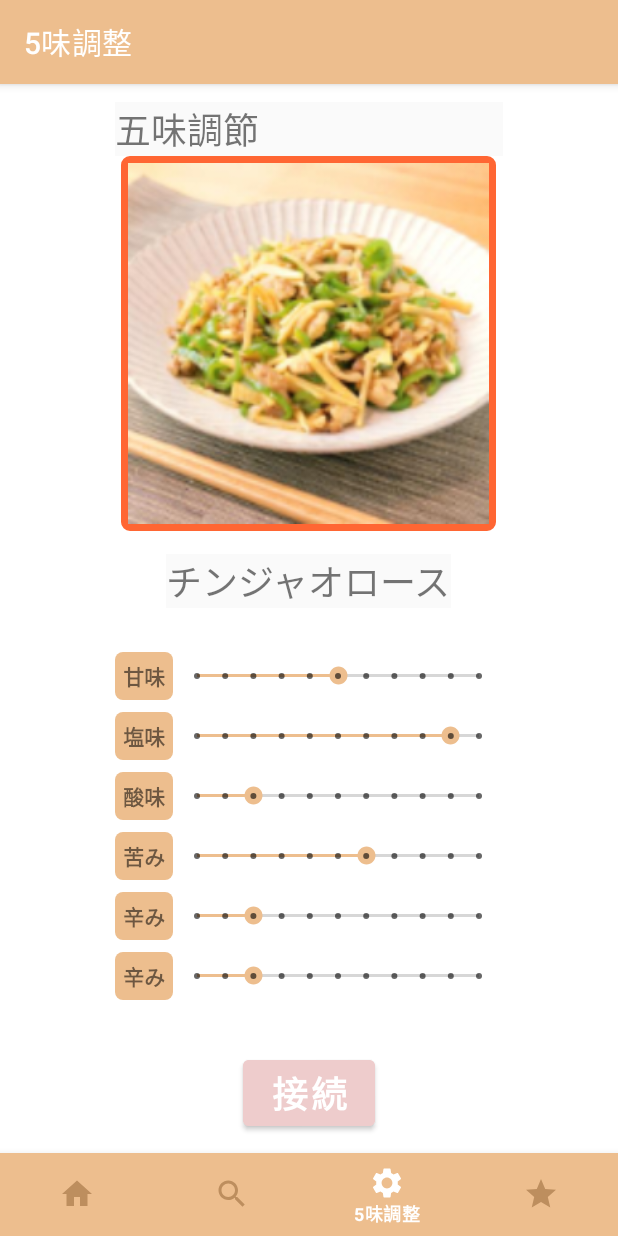
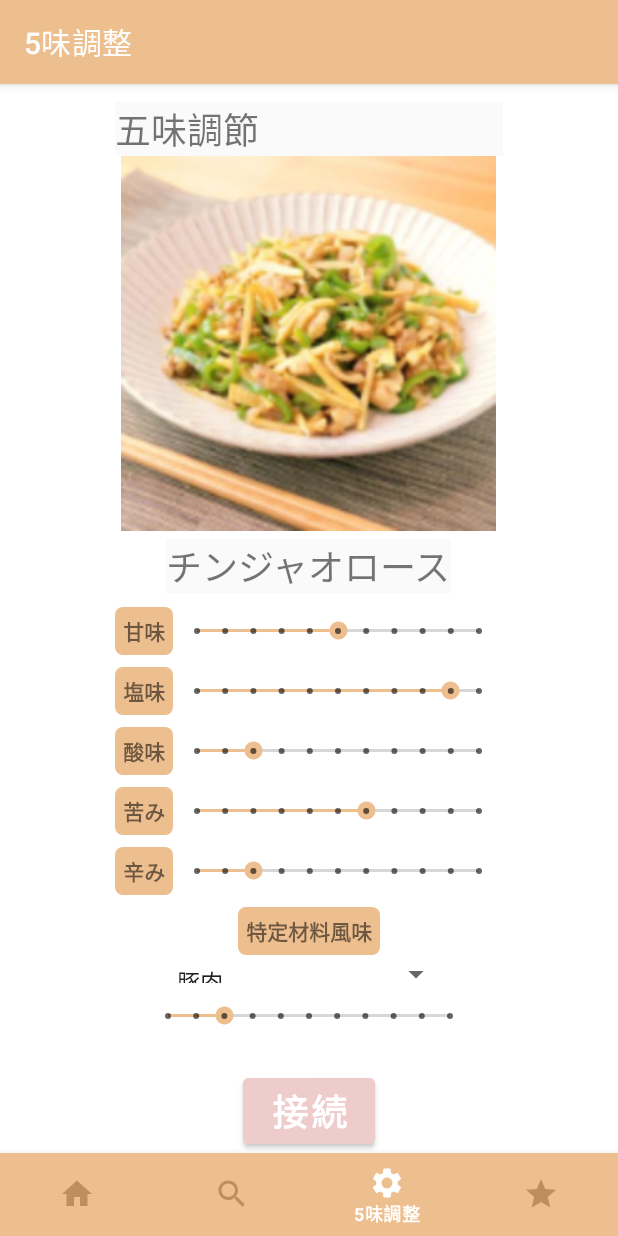
Before and after one commit to keihayashibe3/th225ajisaji, an Android app: the SettingFragment screen opened through its navigation route, on a phone screen of 412 x 824 dp. Run offline under Robolectric (Android 15) with nearby library versions, the phone set to English and light mode, and no system bars; our stand-ins replace navigation-ui.

Commit message:
Setting画面に特定素材風味バー追加、プルダウン作成

```diff
--- a/app/src/main/res/layout/flagment_setting.xml
+++ b/app/src/main/res/layout/flagment_setting.xml
@@ -35,9 +35,9 @@
             android:id="@+id/imageView"
             android:layout_width="250dp"
             android:layout_height="250dp"
-            android:src="@drawable/chinjaorosu"
-android:background="@drawable/border"
-            android:layout_gravity="center_horizontal"/>
+            android:layout_gravity="center_horizontal"
+
+            android:src="@drawable/chinjaorosu" />
 
         <TextView
             android:id="@+id/textView2"
@@ -48,8 +48,8 @@ android:background="@drawable/border"
             android:layout_gravity="center_horizontal"
             android:textSize="24dp"
             android:background="#fafafa"
-            android:layout_marginTop="15dp"
-            android:layout_marginBottom="25dp"/>
+            android:layout_marginTop="5dp"
+            android:layout_marginBottom="5dp"/>
 
         <LinearLayout
             android:layout_width="wrap_content"
@@ -193,6 +193,27 @@ android:background="@drawable/border"
                 android:progressTint="@color/orange500"
                 android:thumbTint="@color/orange500"/>
         </LinearLayout>
+        <TextView
+            android:id="@+id/texryouri"
+            android:layout_width="wrap_content"
+            android:layout_height="wrap_content"
+            android:layout_gravity="center"
+           android:layout_marginTop="20dp"
+            android:text="特定材料風味"
+            android:background="@drawable/shape_rounded_corners"
+            android:padding="8px"
+            android:textStyle="bold"
+            android:layout_margin="4dp"
+            />
+
+        <Spinner
+            android:id="@+id/spinner"
+            android:layout_width="wrap_content"
+            android:layout_height="wrap_content"
+            android:layout_gravity="center"
+            android:layout_weight="1"
+            android:layout_margin="2dp"
+            android:entries="@array/list" />
 
 
         <LinearLayout
@@ -200,16 +221,6 @@ android:background="@drawable/border"
             android:layout_height="wrap_content"
             android:layout_gravity="center_horizontal">
 
-            <TextView
-                android:id="@+id/textsentaku"
-                android:layout_width="wrap_content"
-                android:layout_height="wrap_content"
-                android:layout_gravity="center_vertical"
-                android:text="辛み"
-                android:background="@drawable/shape_rounded_corners"
-                android:padding="8px"
-                android:textStyle="bold"
-                />
 
             <SeekBar
                 android:id="@+id/seeksentaku"
@@ -220,7 +231,7 @@ android:background="@drawable/border"
                 android:max="10"
                 android:progress="2"
                 android:progressTint="@color/orange500"
-                android:thumbTint="@color/orange500"/>
+                android:thumbTint="@color/orange500" />
         </LinearLayout>
 
 
@@ -229,11 +240,13 @@ android:background="@drawable/border"
             android:layout_width="wrap_content"
             android:layout_height="wrap_content"
             android:layout_gravity="center"
-            android:layout_marginTop="30dp"
+            android:layout_marginTop="15dp"
 android:textSize="24dp"
             android:backgroundTint="#eecccc"
             android:fontFamily="sans-serif-black"
-            android:text="接続" />
+            android:text="接続"
+            android:onClick="setuzoku"
+            />
     </LinearLayout>
 
 </androidx.constraintlayout.widget.ConstraintLayout>
--- a/app/src/main/res/layout/fragment_home.xml
+++ b/app/src/main/res/layout/fragment_home.xml
@@ -62,8 +62,7 @@
                         android:drawableTop="@drawable/demigurasuhannbagu"
                         android:onClick="onClickYasai"
 
-                        android:text="ハンバーグ"
-                        />
+                        android:text="ハンバーグ" />
 
                     <Button
                         android:id="@+id/button_niku"
--- a/app/src/main/res/navigation/mobile_navigation.xml
+++ b/app/src/main/res/navigation/mobile_navigation.xml
@@ -27,8 +27,5 @@
         android:name="com.example.th225ajisaji.ui.favorite.FavoriteFragment"
         android:label="@string/title_favorite"
         tools:layout="@layout/fragment_favorite" />
-    <fragment
-        android:id="@+id/onikuFragment"
-        android:name="com.example.th225ajisaji.OnikuFragment"
-        android:label="OnikuFragment" />
+
 </navigation>
--- a/app/src/main/res/values/strings.xml
+++ b/app/src/main/res/values/strings.xml
@@ -6,4 +6,14 @@
     <string name="title_setting">5味調整</string>
     <!-- TODO: Remove or change this placeholder text -->
     <string name="hello_blank_fragment">Hello blank fragment</string>
+
+
+        <string-array name="list">
+            <item>豚肉</item>
+            <item>ピーマン</item>
+            <item>タケノコ</item>
+            <item>醤油</item>
+            <item>オイスターソース</item>
+        </string-array>
+
 </resources>
```
